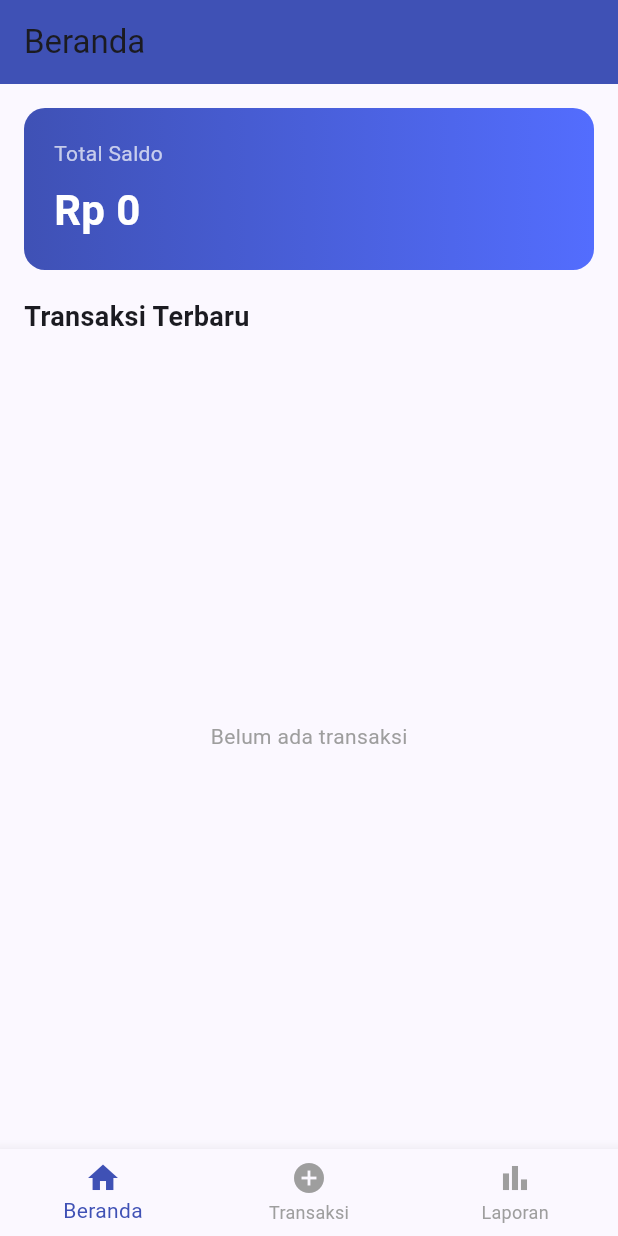
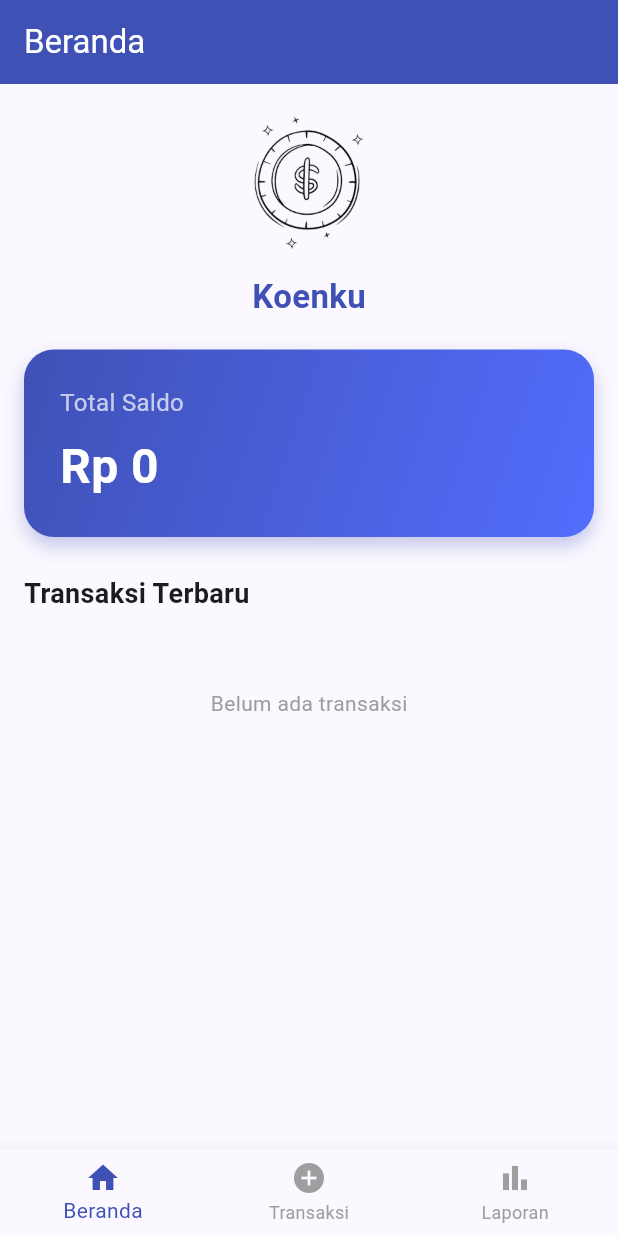
Before and after one commit to annasyaroh383-creator/catatUang, a Flutter app: the screen it shows after launch, on a phone screen of 412 x 824 dp. Run offline on Flutter 3.47's test engine with Material 3 defaults, Android fonts, the phone set to English and light mode, and no system bars; our stand-ins replace shared_preferences.

Commit message:
menambah logo koenku di beranda

```diff
--- a/lib/pages/dashboard_page.dart
+++ b/lib/pages/dashboard_page.dart
@@ -14,81 +14,168 @@ class DashboardPage extends StatelessWidget {
   @override
   Widget build(BuildContext context) {
     final formatCurrency =
-        NumberFormat.currency(locale: 'id_ID', symbol: 'Rp ', decimalDigits: 0);
-    final dateFormat = DateFormat('dd MMM yyyy, HH:mm');
+        NumberFormat.currency(locale: 'id_ID', symbol: 'Rp ');
 
-    final recent = transactions.reversed.take(5).toList();
+    // Ambil maksimal 5 transaksi terbaru
+    final recentTransactions = transactions.reversed.take(5).toList();
 
     return Scaffold(
-      appBar:
-          AppBar(title: const Text('Beranda'), backgroundColor: Colors.indigo),
-      body: Padding(
+      appBar: AppBar(
+        title: const Text('Beranda'),
+        backgroundColor: Colors.indigo,
+        foregroundColor: Colors.white,
+      ),
+      body: RefreshIndicator(
+        onRefresh: () async {
+          await Future.delayed(const Duration(milliseconds: 500));
+        },
+        child: SingleChildScrollView(
+          physics: const AlwaysScrollableScrollPhysics(),
+          child: Padding(
             padding: const EdgeInsets.all(16.0),
-        child: Column(crossAxisAlignment: CrossAxisAlignment.start, children: [
+            child: Column(
+              crossAxisAlignment: CrossAxisAlignment.start,
+              children: [
+                // 🔹 Tambahkan logo di bagian atas
+                Center(
+                  child: Column(
+                    children: [
+                      Image.asset(
+                        'assets/logo.png',
+                        height: 100,
+                        width: 100,
+                      ),
+                      const SizedBox(height: 10),
+                      const Text(
+                        "Koenku",
+                        style: TextStyle(
+                          fontSize: 22,
+                          fontWeight: FontWeight.bold,
+                          color: Colors.indigo,
+                        ),
+                      ),
+                    ],
+                  ),
+                ),
+
+                const SizedBox(height: 20),
+
+                // 🔹 Saldo Total
                 Container(
                   width: double.infinity,
-            padding: const EdgeInsets.all(20),
+                  padding: const EdgeInsets.all(24),
                   decoration: BoxDecoration(
                     gradient: const LinearGradient(
-                  colors: [Colors.indigo, Colors.indigoAccent]),
-              borderRadius: BorderRadius.circular(14),
+                      colors: [Colors.indigo, Colors.indigoAccent],
+                      begin: Alignment.topLeft,
+                      end: Alignment.bottomRight,
                     ),
-            child:
-                Column(crossAxisAlignment: CrossAxisAlignment.start, children: [
-              const Text('Total Saldo',
-                  style: TextStyle(color: Colors.white70)),
+                    borderRadius: BorderRadius.circular(20),
+                    boxShadow: [
+                      BoxShadow(
+                        color: Colors.indigo.withOpacity(0.3),
+                        blurRadius: 10,
+                        offset: const Offset(0, 6),
+                      ),
+                    ],
+                  ),
+                  child: Column(
+                    crossAxisAlignment: CrossAxisAlignment.start,
+                    children: [
+                      const Text(
+                        'Total Saldo',
+                        style: TextStyle(color: Colors.white70, fontSize: 16),
+                      ),
                       const SizedBox(height: 8),
-              Text(formatCurrency.format(saldo),
+                      Text(
+                        formatCurrency.format(saldo),
                         style: const TextStyle(
                           color: Colors.white,
-                      fontSize: 28,
-                      fontWeight: FontWeight.bold)),
-            ]),
+                          fontSize: 32,
+                          fontWeight: FontWeight.bold,
                         ),
-          const SizedBox(height: 18),
-          const Text('Transaksi Terbaru',
-              style: TextStyle(fontSize: 18, fontWeight: FontWeight.bold)),
-          const SizedBox(height: 8),
-          Expanded(
-            child: recent.isEmpty
+                      ),
+                    ],
+                  ),
+                ),
+
+                const SizedBox(height: 25),
+
+                // 🔹 Judul Transaksi Terbaru
+                const Text(
+                  'Transaksi Terbaru',
+                  style: TextStyle(fontSize: 18, fontWeight: FontWeight.bold),
+                ),
+                const SizedBox(height: 10),
+
+                // 🔹 Daftar Transaksi
+                recentTransactions.isEmpty
                     ? const Center(
-                    child: Text('Belum ada transaksi',
-                        style: TextStyle(color: Colors.grey)))
+                        child: Padding(
+                          padding: EdgeInsets.only(top: 40),
+                          child: Text(
+                            'Belum ada transaksi',
+                            style: TextStyle(color: Colors.grey),
+                          ),
+                        ),
+                      )
                     : ListView.builder(
-                    itemCount: recent.length,
-                    itemBuilder: (context, i) {
-                      final tx = recent[i];
-                      final date = DateTime.tryParse(tx['date'].toString()) ??
-                          DateTime.now();
+                        shrinkWrap: true,
+                        physics: const NeverScrollableScrollPhysics(),
+                        itemCount: recentTransactions.length,
+                        itemBuilder: (context, index) {
+                          final tx = recentTransactions[index];
                           final isIncome = tx['isIncome'] ?? false;
+                          final amount = tx['amount'] ?? 0;
+                          final name = tx['name'] ?? 'Tanpa keterangan';
+                          final date = tx['date'] ?? '';
+
                           return Card(
+                            elevation: 3,
+                            margin: const EdgeInsets.symmetric(vertical: 6),
+                            shape: RoundedRectangleBorder(
+                              borderRadius: BorderRadius.circular(12),
+                            ),
                             child: ListTile(
                               leading: CircleAvatar(
-                            backgroundColor:
-                                isIncome ? Colors.green[100] : Colors.red[100],
+                                backgroundColor: isIncome
+                                    ? Colors.green[100]
+                                    : Colors.red[100],
                                 child: Icon(
                                   isIncome
                                       ? Icons.arrow_downward
                                       : Icons.arrow_upward,
-                                color: isIncome ? Colors.green : Colors.red),
+                                  color: isIncome
+                                      ? Colors.green[800]
+                                      : Colors.red[800],
                                 ),
-                          title: Text(tx['name'] ?? 'Tanpa keterangan'),
-                          subtitle:
-                              Text(DateFormat('dd MMM yyyy').format(date)),
+                              ),
+                              title: Text(
+                                name,
+                                style: const TextStyle(
+                                  fontWeight: FontWeight.w600,
+                                ),
+                              ),
+                              subtitle: Text(
+                                date,
+                                style: const TextStyle(color: Colors.grey),
+                              ),
                               trailing: Text(
-                            (isIncome ? '+ ' : '- ') +
-                                formatCurrency
-                                    .format((tx['amount'] ?? 0).toDouble()),
+                                (isIncome ? '+' : '-') +
+                                    formatCurrency.format(amount),
                                 style: TextStyle(
                                   color: isIncome ? Colors.green : Colors.red,
-                                fontWeight: FontWeight.bold),
+                                  fontWeight: FontWeight.bold,
+                                ),
                               ),
                             ),
                           );
                         },
                       ),
+              ],
             ),
-        ]),
+          ),
+        ),
       ),
     );
   }
--- a/pubspec.yaml
+++ b/pubspec.yaml
@@ -22,3 +22,6 @@ dev_dependencies:
 
 flutter:
   uses-material-design: true
+
+  assets:
+    - assets/logo.png
```
Also changed, not shown: assets/logo.png (added). Lines whose indentation alone changed are shown as unchanged.
